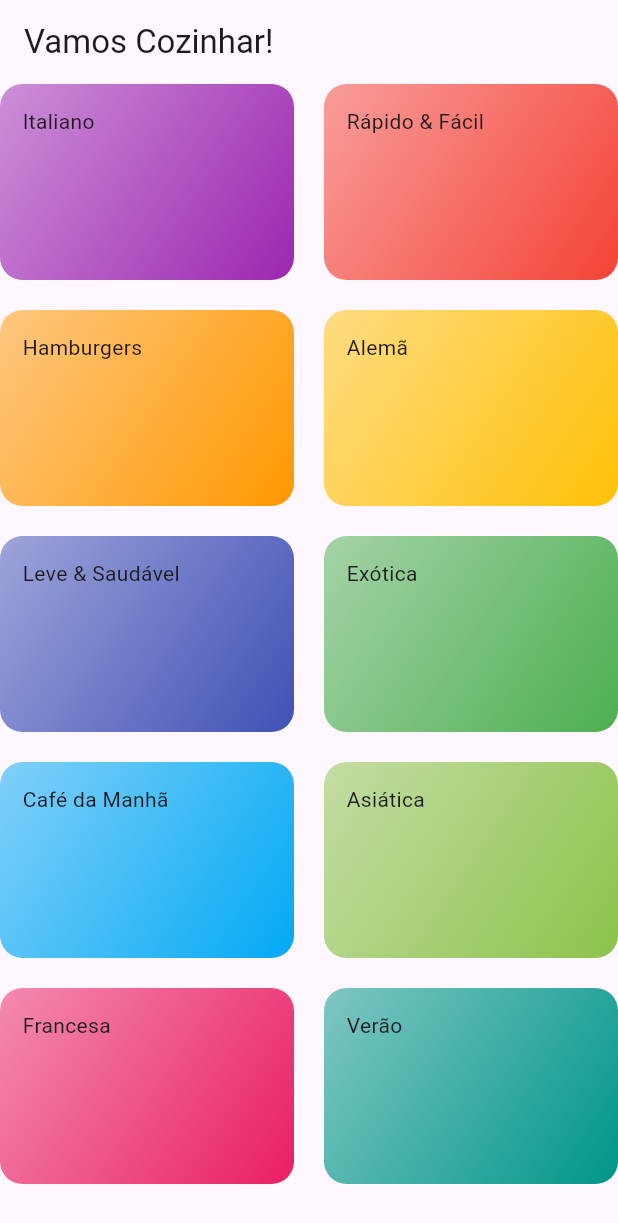
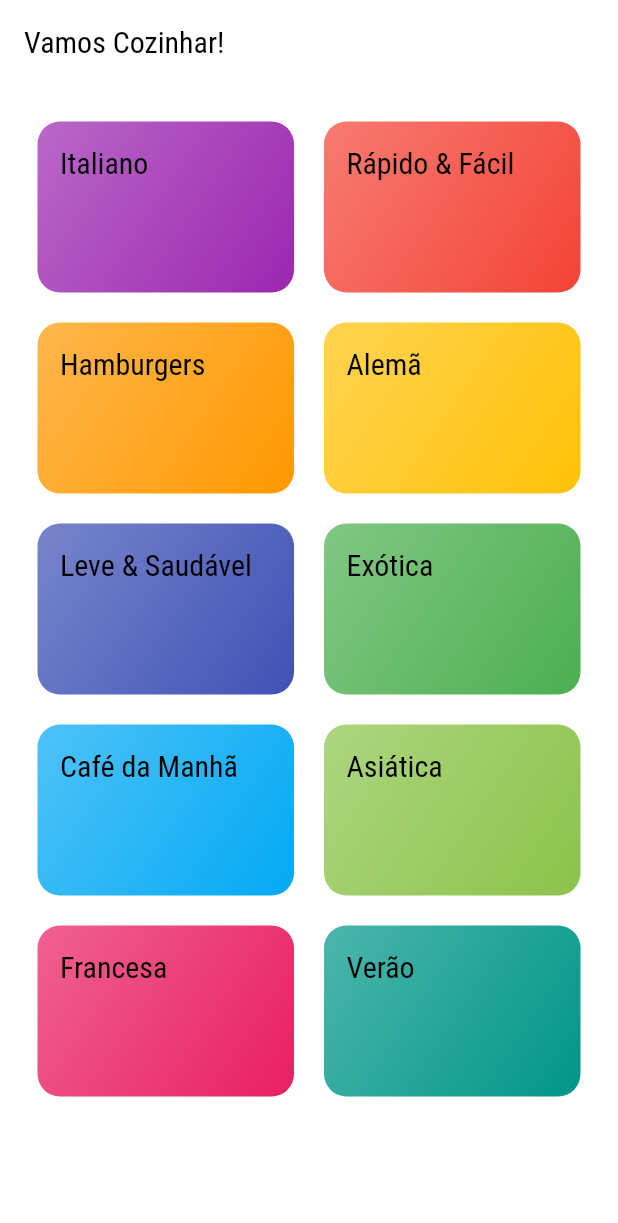
Before and after one commit to RafaellaBarbosa/meals, a Flutter app: the screen it shows after launch, on a phone screen of 412 x 824 dp. Shown: the top 1223 px of the screen. Run offline on Flutter 3.47's test engine with Material 3 defaults, Android fonts, the phone set to English and light mode, and no system bars.

Commit message:
feat(theme): configura ThemeData com primary, secondary, canvasColor e fontes

```diff
--- a/lib/components/category_item.dart
+++ b/lib/components/category_item.dart
@@ -14,12 +14,18 @@ class CategoryItem extends StatelessWidget {
       decoration: BoxDecoration(
         borderRadius: BorderRadius.circular(15),
         gradient: LinearGradient(
-          colors: [category.color.withOpacity(0.5), category.color],
+          colors: [
+            category.color.withAlpha((0.7 * 255).round()),
+            category.color,
+          ],
           begin: Alignment.topLeft,
           end: Alignment.bottomRight,
         ),
       ),
-      child: Text(category.title),
+      child: Text(
+        category.title,
+        style: Theme.of(context).textTheme.titleLarge,
+      ),
     );
   }
 }
--- a/lib/main.dart
+++ b/lib/main.dart
@@ -10,7 +10,20 @@ class MyApp extends StatelessWidget {
   Widget build(BuildContext context) {
     return MaterialApp(
       title: 'DeliMeals',
-      theme: ThemeData(primarySwatch: Colors.blue),
+      theme: ThemeData(
+        colorScheme: ColorScheme.fromSwatch().copyWith(
+          primary: Colors.pink,
+          secondary: Colors.amber,
+        ),
+        canvasColor: const Color.fromRGBO(255, 254, 229, 1),
+        fontFamily: 'Raleway',
+        textTheme: ThemeData.light().textTheme.copyWith(
+          titleLarge: const TextStyle(
+            fontSize: 20,
+            fontFamily: 'RobotoCondensed',
+          ),
+        ),
+      ),
       home: CategoriesScreen(),
     );
   }
--- a/lib/screens/categories_screen.dart
+++ b/lib/screens/categories_screen.dart
@@ -12,8 +12,8 @@ class CategoriesScreen extends StatelessWidget {
   Widget build(BuildContext context) {
     return Scaffold(
       appBar: AppBar(title: const Text('Vamos Cozinhar!')),
-
       body: GridView(
+        padding: EdgeInsets.all(25),
         gridDelegate: const SliverGridDelegateWithMaxCrossAxisExtent(
           maxCrossAxisExtent: 200,
           childAspectRatio: 3 / 2,
```
Also changed, not shown: pubspec.yaml (+19 -13 lines), assets/fonts/Raleway-Black.ttf (added), assets/fonts/Raleway-Bold.ttf (added), assets/fonts/Raleway-Regular.ttf (added), assets/fonts/RobotoCondensed-Bold.ttf (added), assets/fonts/RobotoCondensed-Italic.ttf (added), assets/fonts/RobotoCondensed-Light.ttf (added), assets/fonts/RobotoCondensed-Regular.ttf (added).
